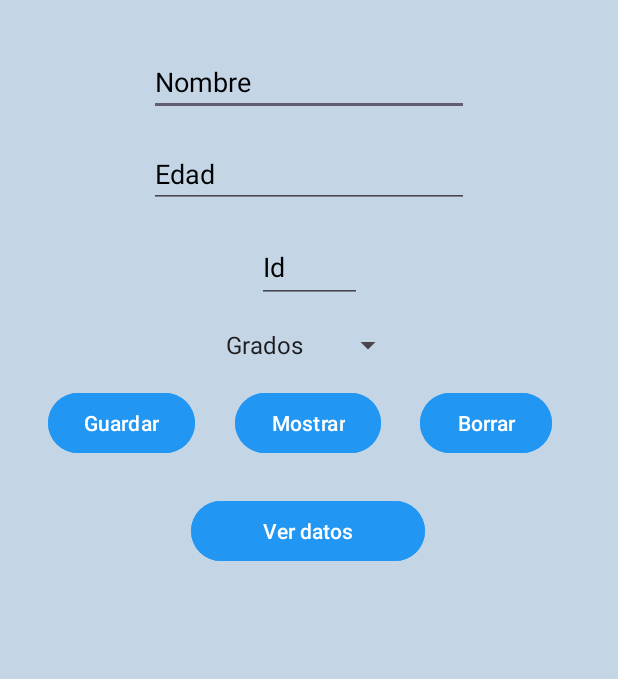
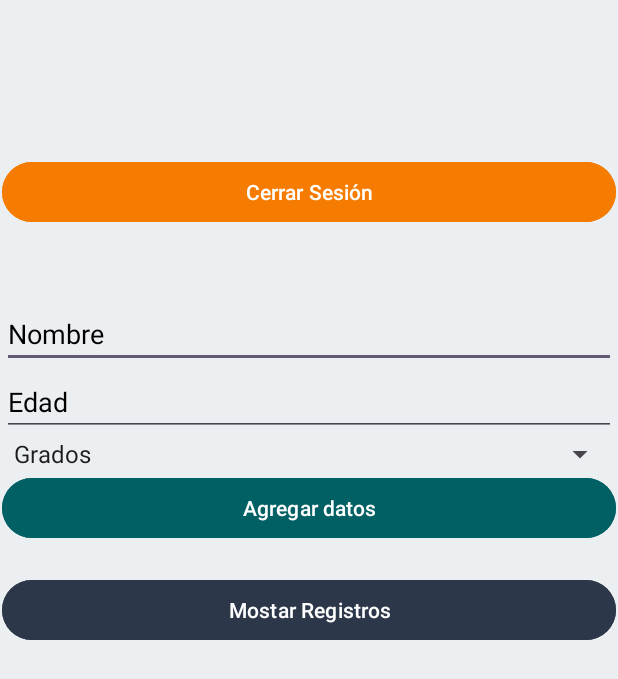
Before and after one commit to CarlEdsv/Android-App, an Android app: the Home screen opened directly, with no data from a screen before it, after a tap on "Regresar", on a phone screen of 412 x 824 dp. Shown: the top 679 px of the screen. Run offline under Robolectric (Android 15) with nearby library versions, the phone set to English and light mode, and no system bars; our stand-ins replace Firebase (no records; nobody signed in at launch, a user with empty details on screens opened directly).

Commit message:
Segunda Versión, Autenticación por correo electrónico

```diff
--- a/FireBase/app/src/main/AndroidManifest.xml
+++ b/FireBase/app/src/main/AndroidManifest.xml
@@ -12,6 +12,12 @@
         android:supportsRtl="true"
         android:theme="@style/Theme.FireBase"
         tools:targetApi="31">
+        <activity
+            android:name=".LogIn"
+            android:exported="false" />
+        <activity
+            android:name=".Activity2"
+            android:exported="false" />
         <activity
             android:name=".Elementos"
             android:exported="false" />
--- /dev/null
+++ b/FireBase/app/src/main/java/com/example/firebase/Activity2.kt
@@ -0,0 +1,116 @@
+package com.example.firebase
+
+import android.content.Context
+import android.content.Intent
+import androidx.appcompat.app.AppCompatActivity
+import android.os.Bundle
+import android.widget.ArrayAdapter
+import android.widget.Button
+import android.widget.EditText
+import android.widget.Spinner
+import android.widget.TextView
+import android.widget.Toast
+import com.google.firebase.auth.FirebaseAuth
+import com.google.firebase.auth.ktx.auth
+import com.google.firebase.firestore.ktx.firestore
+import com.google.firebase.ktx.Firebase
+import org.w3c.dom.Text
+import kotlin.math.log
+
+enum class ProviderType{
+    BASIC
+}
+
+class Activity2 : AppCompatActivity() {
+
+    private lateinit var auth: FirebaseAuth
+
+    override fun onCreate(savedInstanceState: Bundle?) {
+        super.onCreate(savedInstanceState)
+        setContentView(R.layout.activity_activity2)
+
+        title = "Inicio"
+
+        val db = Firebase.firestore
+        auth = Firebase.auth
+
+        val sharedPrefs = getSharedPreferences("MyPrefs", Context.MODE_PRIVATE)
+        var count = sharedPrefs.getInt("count", 0)
+
+        val correo = findViewById<TextView>(R.id.txt1)
+        val proveedor = findViewById<TextView>(R.id.txt2)
+
+        val bundle: Bundle? = intent.extras
+        val email = bundle?.getString("email")
+        val provider = bundle?.getString("provider")
+        correo.text = email
+        proveedor.text = provider
+
+        val name = findViewById<EditText>(R.id.nameText)
+        val age = findViewById<EditText>(R.id.ageText)
+        val grade = findViewById<Spinner>(R.id.spinner)
+
+        val grades = listOf(
+            "Grados", "Primero", "Segundo", "Tercero", "Cuarto",
+            "Quinto", "Sexto", "Séptimo", "Octavo", "Noveno"
+        )
+
+        val spinnerAdapter = ArrayAdapter(this, android.R.layout.simple_spinner_item, grades)
+
+        spinnerAdapter.setDropDownViewResource(android.R.layout.simple_spinner_dropdown_item)
+        grade.adapter = spinnerAdapter
+
+        val logOut = findViewById<Button>(R.id.logOutButton)
+        logOut.setOnClickListener {
+            auth.signOut()
+            val intent = Intent(this, MainActivity::class.java)
+            startActivity(intent)
+        }
+
+        val add = findViewById<Button>(R.id.addButton)
+        add.setOnClickListener {
+
+            val agenum = age.text.toString().toIntOrNull()
+            // Cambiar a si selecciona el primer elemento
+            val opcion = grade.selectedItem.toString()
+
+            if (name.text.isEmpty() || age.text.isEmpty() || opcion.isEmpty()) {
+                Toast.makeText(this, "Por favor Ingrese todos los Campos", Toast.LENGTH_LONG).show()
+
+            } else if (agenum == null) {
+                Toast.makeText(this, "Ingrese una edad correcta", Toast.LENGTH_LONG).show()
+            }
+
+            else{
+
+                //val studentRef = db.collection("students")
+                //studentRef.document("1")
+                val student = hashMapOf(
+                    "nombre" to name.text.toString(),
+                    "edad" to agenum,
+                    "grado" to opcion
+                )
+
+                count++
+                sharedPrefs.edit().putInt("count", count).apply()
+
+                db.collection("students").document("$count").set(student).addOnSuccessListener {
+                    Toast.makeText(this,"Datos guardados existosamente", Toast.LENGTH_LONG).show()
+                }
+                    .addOnFailureListener{e ->
+                        Toast.makeText(this,"Error al añadir estudiante: $e", Toast.LENGTH_LONG).show()
+                    }
+            }
+
+        }
+
+        val show = findViewById<Button>(R.id.showButtton)
+        show.setOnClickListener {
+            val intent = Intent(this, Home::class.java)
+            startActivity(intent)
+        }
+
+
+
+        }
+}
--- a/FireBase/app/src/main/java/com/example/firebase/Home.kt
+++ b/FireBase/app/src/main/java/com/example/firebase/Home.kt
@@ -13,8 +13,6 @@ import com.google.firebase.firestore.ktx.firestore
 import com.google.firebase.ktx.Firebase
 
 class Home : AppCompatActivity() {
-
-
     override fun onCreate(savedInstanceState: Bundle?) {
         super.onCreate(savedInstanceState)
         setContentView(R.layout.activity_home)
@@ -25,7 +23,6 @@ class Home : AppCompatActivity() {
         recycler.layoutManager = LinearLayoutManager(this)
         // Agrega un espaciado de 16dp entre cada elemento
         recycler.addItemDecoration(ItemRecycler(16))
-
 
         val myList = arrayListOf<Data>()
 
@@ -48,11 +45,10 @@ class Home : AppCompatActivity() {
             }
 
 
-        //myList.clear()
 
         val regresar = findViewById<Button>(R.id.returnButton)
         regresar.setOnClickListener {
-            val intent = Intent(this, MainActivity::class.java)
+            val intent = Intent(this, Activity2::class.java)
             startActivity(intent)
         }
 
--- /dev/null
+++ b/FireBase/app/src/main/res/layout/activity_activity2.xml
@@ -0,0 +1,112 @@
+<?xml version="1.0" encoding="utf-8"?>
+<androidx.constraintlayout.widget.ConstraintLayout xmlns:android="http://schemas.android.com/apk/res/android"
+    xmlns:app="http://schemas.android.com/apk/res-auto"
+    xmlns:tools="http://schemas.android.com/tools"
+    android:layout_width="match_parent"
+    android:layout_height="match_parent"
+    android:background="#ECEFF1"
+    tools:context=".Activity2" >
+
+    <LinearLayout
+        android:layout_width="409dp"
+        android:layout_height="729dp"
+        android:layout_marginStart="16dp"
+        android:layout_marginTop="16dp"
+        android:layout_marginEnd="16dp"
+        android:orientation="vertical"
+        app:layout_constraintEnd_toEndOf="parent"
+        app:layout_constraintStart_toStartOf="parent"
+        app:layout_constraintTop_toTopOf="parent">
+
+        <TextView
+            android:id="@+id/txt1"
+            android:layout_width="match_parent"
+            android:layout_height="40dp"
+            android:text="TextView"
+            android:textColor="@color/black"/>
+
+        <TextView
+            android:id="@+id/txt2"
+            android:layout_width="match_parent"
+            android:layout_height="40dp"
+            android:text="TextView"
+            android:textColor="@color/black"/>/>
+
+        <Space
+            android:layout_width="match_parent"
+            android:layout_height="8dp" />
+
+        <Button
+            android:id="@+id/logOutButton"
+            android:layout_width="match_parent"
+            android:layout_height="wrap_content"
+            android:backgroundTint="#F57C00"
+            android:text="Cerrar Sesión"
+            android:textColor="#FFFFFF" />
+
+        <LinearLayout
+            android:layout_width="match_parent"
+            android:layout_height="wrap_content"
+            android:orientation="horizontal"/>
+
+        <LinearLayout
+            android:layout_width="match_parent"
+            android:layout_height="wrap_content"
+            android:layout_marginStart="0dp"
+            android:layout_marginTop="8dp"
+            android:orientation="vertical"
+            app:layout_constraintEnd_toEndOf="parent"
+            app:layout_constraintStart_toStartOf="parent"
+            app:layout_constraintTop_toBottomOf="@+id/passwText">
+
+            <Space
+                android:layout_width="match_parent"
+                android:layout_height="40dp" />
+
+            <EditText
+                android:id="@+id/nameText"
+                android:layout_width="match_parent"
+                android:layout_height="wrap_content"
+                android:ems="10"
+                android:hint="Nombre"
+                android:textColorHint="#000000"
+                android:inputType="text" />
+
+            <EditText
+                android:id="@+id/ageText"
+                android:layout_width="match_parent"
+                android:layout_height="wrap_content"
+                android:ems="10"
+                android:hint="Edad"
+                android:textColorHint="#000000"
+                android:inputType="number" />
+
+            <Spinner
+                android:id="@+id/spinner"
+                android:layout_width="match_parent"
+                android:layout_height="wrap_content" />
+
+            <Button
+                android:id="@+id/addButton"
+                android:layout_width="match_parent"
+                android:layout_height="wrap_content"
+                android:backgroundTint="#006064"
+                android:text="Agregar datos"
+                android:textColor="#FFFFFF" />
+
+            <Space
+                android:layout_width="match_parent"
+                android:layout_height="20dp" />
+
+            <Button
+                android:id="@+id/showButtton"
+                android:layout_width="match_parent"
+                android:layout_height="wrap_content"
+                android:backgroundTint="#2C384A"
+                android:text="Mostar Registros"
+                android:textColor="#FFFFFF" />
+        </LinearLayout>
+
+    </LinearLayout>
+
+</androidx.constraintlayout.widget.ConstraintLayout>
--- a/FireBase/app/src/main/res/layout/activity_home.xml
+++ b/FireBase/app/src/main/res/layout/activity_home.xml
@@ -4,7 +4,7 @@
     xmlns:tools="http://schemas.android.com/tools"
     android:layout_width="match_parent"
     android:layout_height="match_parent"
-    android:background="#A4A6C4D8"
+    android:background="#ECEFF1"
     tools:context=".Home">
 
     <LinearLayout
@@ -42,7 +42,8 @@
             android:layout_height="wrap_content"
             android:layout_gravity="center"
             android:backgroundTint="#2196F3"
-            android:text="Regresar" />
+            android:text="Regresar"
+            android:textColor="#FFFFFF" />
 
     </LinearLayout>
 </androidx.constraintlayout.widget.ConstraintLayout>
--- a/FireBase/app/src/main/res/layout/activity_main.xml
+++ b/FireBase/app/src/main/res/layout/activity_main.xml
@@ -4,101 +4,74 @@
     xmlns:tools="http://schemas.android.com/tools"
     android:layout_width="match_parent"
     android:layout_height="match_parent"
-    android:background="#A4A6C4D8"
+    android:background="#ECEFF1"
     tools:context=".MainActivity">
 
-    <EditText
-        android:id="@+id/nameText"
-        android:layout_width="wrap_content"
-        android:layout_height="wrap_content"
-        android:layout_marginTop="32dp"
-        android:ems="10"
-        android:hint="Nombre"
-        android:inputType="text"
-        android:textColorHint="@color/black"
+    <LinearLayout
+        android:layout_width="409dp"
+        android:layout_height="729dp"
+        android:layout_marginStart="16dp"
+        android:layout_marginTop="16dp"
+        android:layout_marginEnd="16dp"
+        android:orientation="vertical"
         app:layout_constraintEnd_toEndOf="parent"
         app:layout_constraintStart_toStartOf="parent"
-        app:layout_constraintTop_toTopOf="parent" />
+        app:layout_constraintTop_toTopOf="parent">
 
-    <EditText
-        android:id="@+id/ageText"
-        android:layout_width="wrap_content"
-        android:layout_height="wrap_content"
-        android:layout_marginTop="16dp"
-        android:ems="10"
-        android:hint="Edad"
-        android:inputType="number"
-        android:textColorHint="@color/black"
-        app:layout_constraintEnd_toEndOf="parent"
-        app:layout_constraintStart_toStartOf="parent"
-        app:layout_constraintTop_toBottomOf="@+id/nameText" />
+        <EditText
+            android:id="@+id/emailText"
+            android:layout_width="match_parent"
+            android:layout_height="wrap_content"
+            android:ems="10"
+            android:hint="Correo electrónico"
+            android:inputType="textEmailAddress"
+            android:textColor="#000000"
+            android:textColorHint="#000000"
+            tools:layout_editor_absoluteX="101dp"
+            tools:layout_editor_absoluteY="154dp" />
 
-    <Button
-        android:id="@+id/dataButton"
-        android:layout_width="156dp"
-        android:layout_height="48dp"
-        android:layout_marginTop="24dp"
-        android:backgroundTint="#2196F3"
-        android:text="Ver datos"
-        app:layout_constraintEnd_toEndOf="parent"
-        app:layout_constraintHorizontal_bias="0.498"
-        app:layout_constraintStart_toStartOf="parent"
-        app:layout_constraintTop_toBottomOf="@+id/showButton" />
+        <Space
+            android:layout_width="match_parent"
+            android:layout_height="8dp" />
 
-    <Spinner
-        android:id="@+id/spinner"
-        android:layout_width="wrap_content"
-        android:layout_height="wrap_content"
-        android:layout_marginTop="16dp"
-        android:textColor="@color/black"
-        app:layout_constraintEnd_toEndOf="parent"
-        app:layout_constraintStart_toStartOf="parent"
-        app:layout_constraintTop_toBottomOf="@+id/idText" />
+        <EditText
+            android:id="@+id/passwText"
+            android:layout_width="match_parent"
+            android:layout_height="wrap_content"
+            android:ems="10"
+            android:hint="Contraseña"
+            android:inputType="textPassword"
+            android:textColor="#000000"
+            android:textColorHint="#000000"
+            tools:layout_editor_absoluteX="101dp"
+            tools:layout_editor_absoluteY="215dp" />
 
-    <Button
-        android:id="@+id/showButton"
-        android:layout_width="wrap_content"
-        android:layout_height="wrap_content"
-        android:layout_marginTop="16dp"
-        android:backgroundTint="#2196F3"
-        android:text="Mostrar"
-        app:layout_constraintEnd_toStartOf="@+id/deleteButton"
-        app:layout_constraintStart_toEndOf="@+id/saveButton"
-        app:layout_constraintTop_toBottomOf="@+id/spinner" />
+        <LinearLayout
+            android:layout_width="match_parent"
+            android:layout_height="match_parent"
+            android:orientation="horizontal">
 
-    <Button
-        android:id="@+id/deleteButton"
-        android:layout_width="wrap_content"
-        android:layout_height="wrap_content"
-        android:layout_marginTop="16dp"
-        android:layout_marginEnd="44dp"
-        android:backgroundTint="#2196F3"
-        android:text="Borrar"
-        app:layout_constraintEnd_toEndOf="parent"
-        app:layout_constraintTop_toBottomOf="@+id/spinner" />
+            <Button
+                android:id="@+id/signupButton"
+                android:layout_width="wrap_content"
+                android:layout_height="wrap_content"
+                android:layout_weight="1"
+                android:backgroundTint="#039BE5"
+                android:text="Registrar"
+                android:textColor="#FFFFFF" />
 
-    <Button
-        android:id="@+id/saveButton"
-        android:layout_width="wrap_content"
-        android:layout_height="wrap_content"
-        android:layout_marginStart="32dp"
-        android:layout_marginTop="16dp"
-        android:backgroundTint="#2196F3"
-        android:text="Guardar"
-        app:layout_constraintStart_toStartOf="parent"
-        app:layout_constraintTop_toBottomOf="@+id/spinner" />
+            <Space
+                android:layout_width="8dp"
+                android:layout_height="wrap_content" />
 
-    <EditText
-        android:id="@+id/idText"
-        android:layout_width="70dp"
-        android:layout_height="47dp"
-        android:layout_marginTop="16dp"
-        android:ems="10"
-        android:hint="Id"
-        android:inputType="number"
-        android:textColorHint="@color/black"
-        app:layout_constraintEnd_toEndOf="parent"
-        app:layout_constraintStart_toStartOf="parent"
-        app:layout_constraintTop_toBottomOf="@+id/ageText" />
-
+            <Button
+                android:id="@+id/loginButton"
+                android:layout_width="wrap_content"
+                android:layout_height="wrap_content"
+                android:layout_weight="1"
+                android:backgroundTint="#2C384A"
+                android:text="Acceder"
+                android:textColor="#FFFFFF" />
+        </LinearLayout>
+    </LinearLayout>
 </androidx.constraintlayout.widget.ConstraintLayout>
```
Also changed, not shown: FireBase/app/src/main/java/com/example/firebase/MainActivity.kt (+49 -106 lines).
